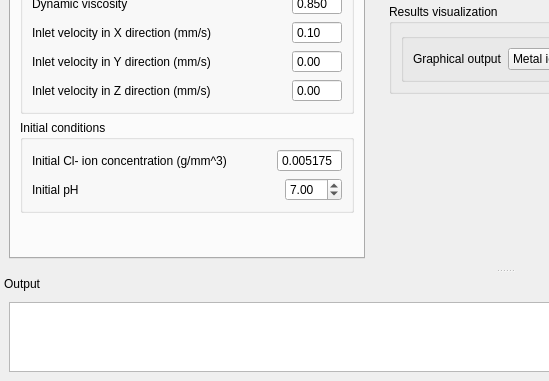
First picture: the form in BioDeg-UI/mainwindow.ui, repository mbarzegary/BioDeg-UI, before the edit; both pictures show x 0 to 549 and y 491 to 872 of the 1009 by 872 pixel window.
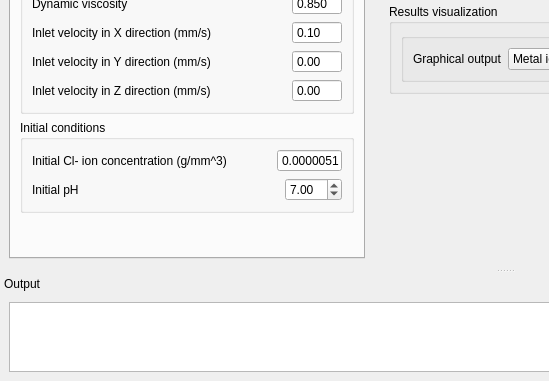
Second picture: the form after the edit. The open tabs and pages were chosen to show the change.

Commit message: change default value of initial conditions

```diff
--- a/BioDeg-UI/mainwindow.ui
+++ b/BioDeg-UI/mainwindow.ui
@@ -1896,7 +1896,7 @@
                  <enum>QAbstractSpinBox::NoButtons</enum>
                 </property>
                 <property name="decimals">
-                 <number>6</number>
+                 <number>8</number>
                 </property>
                 <property name="minimum">
                  <double>0.000000000000000</double>
@@ -1908,7 +1908,7 @@
                  <double>0.001000000000000</double>
                 </property>
                 <property name="value">
-                 <double>0.005175000000000</double>
+                 <double>0.000005170000000</double>
                 </property>
                </widget>
               </item>
```
Left out of the diff: 2 changed lines with no effect on the pictures.
